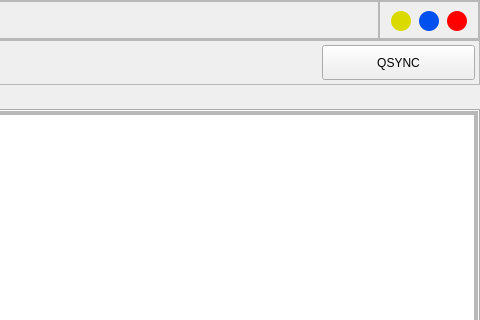
Old version of the form MCIUI/主框架/frame.ui in the repository sunningxiao/RFSdemo; both pictures show x 680 to 1160 and y 0 to 320 of the 1160 by 697 pixel window.
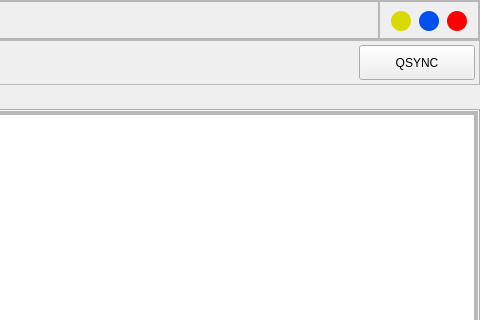
New version of the form.

```diff
--- a/MCIUI/主框架/frame.ui
+++ b/MCIUI/主框架/frame.ui
@@ -10,6 +10,12 @@
     <height>697</height>
    </rect>
   </property>
+  <property name="minimumSize">
+   <size>
+    <width>1160</width>
+    <height>0</height>
+   </size>
+  </property>
   <property name="windowTitle">
    <string>Form</string>
   </property>
@@ -319,7 +325,7 @@
         </property>
         <property name="minimumSize">
          <size>
-          <width>157</width>
+          <width>120</width>
           <height>40</height>
          </size>
         </property>
```
